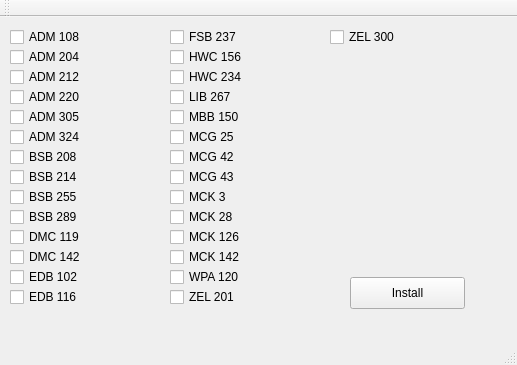
Above: mainwindow.ui from Arramol/PrinterInstaller before the change. Below: the same form after it.
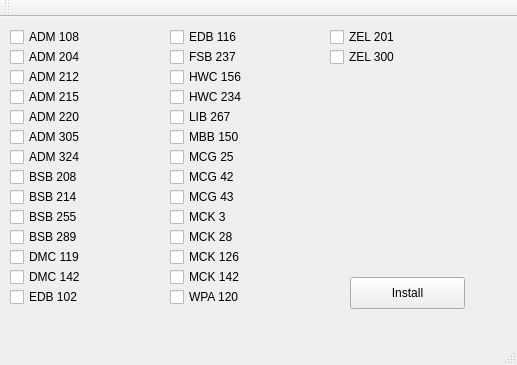
That is the form after the change.

Commit message:
New feature: - Implemented code for all checkboxes. All copiers listed on Goshen can now be installed.
Bugfix:
- Added missing checkbox for ADM215_1C.

Diff of the .ui file:
```diff
--- a/mainwindow.ui
+++ b/mainwindow.ui
@@ -57,7 +57,7 @@
     <property name="geometry">
      <rect>
       <x>10</x>
-      <y>70</y>
+      <y>90</y>
       <width>89</width>
       <height>20</height>
      </rect>
@@ -70,7 +70,7 @@
     <property name="geometry">
      <rect>
       <x>10</x>
-      <y>90</y>
+      <y>110</y>
       <width>89</width>
       <height>20</height>
      </rect>
@@ -83,7 +83,7 @@
     <property name="geometry">
      <rect>
       <x>10</x>
-      <y>110</y>
+      <y>130</y>
       <width>89</width>
       <height>20</height>
      </rect>
@@ -96,7 +96,7 @@
     <property name="geometry">
      <rect>
       <x>10</x>
-      <y>130</y>
+      <y>150</y>
       <width>89</width>
       <height>20</height>
      </rect>
@@ -109,7 +109,7 @@
     <property name="geometry">
      <rect>
       <x>10</x>
-      <y>150</y>
+      <y>170</y>
       <width>89</width>
       <height>20</height>
      </rect>
@@ -122,7 +122,7 @@
     <property name="geometry">
      <rect>
       <x>10</x>
-      <y>170</y>
+      <y>190</y>
       <width>89</width>
       <height>20</height>
      </rect>
@@ -135,7 +135,7 @@
     <property name="geometry">
      <rect>
       <x>10</x>
-      <y>190</y>
+      <y>210</y>
       <width>89</width>
       <height>20</height>
      </rect>
@@ -148,7 +148,7 @@
     <property name="geometry">
      <rect>
       <x>10</x>
-      <y>210</y>
+      <y>230</y>
       <width>89</width>
       <height>20</height>
      </rect>
@@ -161,7 +161,7 @@
     <property name="geometry">
      <rect>
       <x>10</x>
-      <y>230</y>
+      <y>250</y>
       <width>89</width>
       <height>20</height>
      </rect>
@@ -174,7 +174,7 @@
     <property name="geometry">
      <rect>
       <x>10</x>
-      <y>250</y>
+      <y>270</y>
       <width>89</width>
       <height>20</height>
      </rect>
@@ -186,8 +186,8 @@
    <widget class="QCheckBox" name="EDB116_1C">
     <property name="geometry">
      <rect>
-      <x>10</x>
-      <y>270</y>
+      <x>170</x>
+      <y>10</y>
       <width>89</width>
       <height>20</height>
      </rect>
@@ -200,7 +200,7 @@
     <property name="geometry">
      <rect>
       <x>170</x>
-      <y>10</y>
+      <y>30</y>
       <width>89</width>
       <height>20</height>
      </rect>
@@ -213,7 +213,7 @@
     <property name="geometry">
      <rect>
       <x>170</x>
-      <y>30</y>
+      <y>50</y>
       <width>89</width>
       <height>20</height>
      </rect>
@@ -226,7 +226,7 @@
     <property name="geometry">
      <rect>
       <x>170</x>
-      <y>50</y>
+      <y>70</y>
       <width>89</width>
       <height>20</height>
      </rect>
@@ -239,7 +239,7 @@
     <property name="geometry">
      <rect>
       <x>170</x>
-      <y>70</y>
+      <y>90</y>
       <width>89</width>
       <height>20</height>
      </rect>
@@ -252,7 +252,7 @@
     <property name="geometry">
      <rect>
       <x>170</x>
-      <y>90</y>
+      <y>110</y>
       <width>89</width>
       <height>20</height>
      </rect>
@@ -265,7 +265,7 @@
     <property name="geometry">
      <rect>
       <x>170</x>
-      <y>110</y>
+      <y>130</y>
       <width>89</width>
       <height>20</height>
      </rect>
@@ -278,7 +278,7 @@
     <property name="geometry">
      <rect>
       <x>170</x>
-      <y>130</y>
+      <y>150</y>
       <width>89</width>
       <height>20</height>
      </rect>
@@ -291,7 +291,7 @@
     <property name="geometry">
      <rect>
       <x>170</x>
-      <y>150</y>
+      <y>170</y>
       <width>89</width>
       <height>20</height>
      </rect>
@@ -304,7 +304,7 @@
     <property name="geometry">
      <rect>
       <x>170</x>
-      <y>210</y>
+      <y>230</y>
       <width>89</width>
       <height>20</height>
      </rect>
@@ -317,7 +317,7 @@
     <property name="geometry">
      <rect>
       <x>170</x>
-      <y>230</y>
+      <y>250</y>
       <width>89</width>
       <height>20</height>
      </rect>
@@ -330,7 +330,7 @@
     <property name="geometry">
      <rect>
       <x>170</x>
-      <y>190</y>
+      <y>210</y>
       <width>89</width>
       <height>20</height>
      </rect>
@@ -343,7 +343,7 @@
     <property name="geometry">
      <rect>
       <x>170</x>
-      <y>170</y>
+      <y>190</y>
       <width>89</width>
       <height>20</height>
      </rect>
@@ -356,7 +356,7 @@
     <property name="geometry">
      <rect>
       <x>170</x>
-      <y>250</y>
+      <y>270</y>
       <width>89</width>
       <height>20</height>
      </rect>
@@ -369,7 +369,7 @@
     <property name="geometry">
      <rect>
       <x>330</x>
-      <y>10</y>
+      <y>30</y>
       <width>89</width>
       <height>20</height>
      </rect>
@@ -381,8 +381,8 @@
    <widget class="QCheckBox" name="ZE300_1H">
     <property name="geometry">
      <rect>
-      <x>170</x>
-      <y>270</y>
+      <x>330</x>
+      <y>10</y>
       <width>89</width>
       <height>20</height>
      </rect>
@@ -404,6 +404,19 @@
      <string>Install</string>
     </property>
    </widget>
+   <widget class="QCheckBox" name="ADM215_1C">
+    <property name="geometry">
+     <rect>
+      <x>10</x>
+      <y>70</y>
+      <width>89</width>
+      <height>20</height>
+     </rect>
+    </property>
+    <property name="text">
+     <string>ADM 215</string>
+    </property>
+   </widget>
   </widget>
   <widget class="QMenuBar" name="menuBar">
    <property name="geometry">
```
The commit also changes 1 other file.
